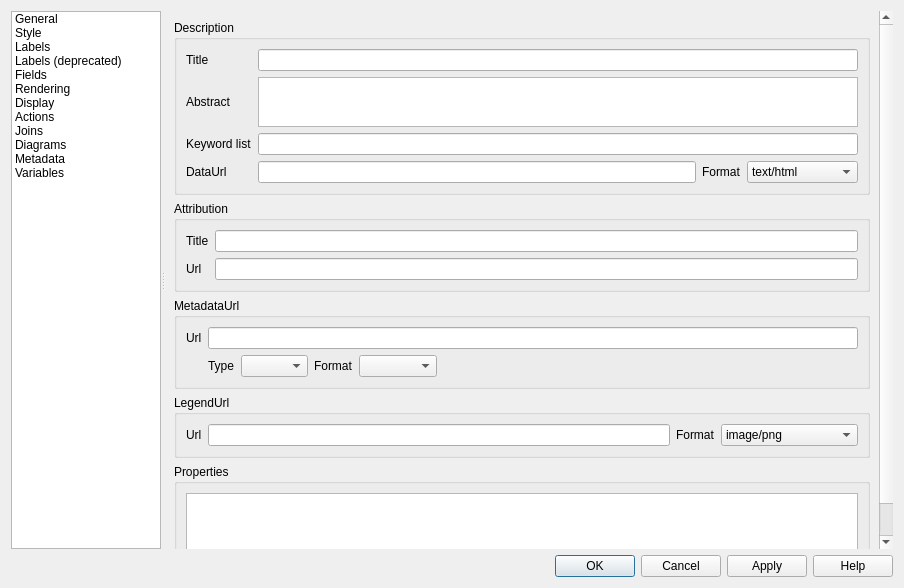
Before: the Qt Designer form src/ui/qgsvectorlayerpropertiesbase.ui in qgis/QGIS, drawn with Qt 5.
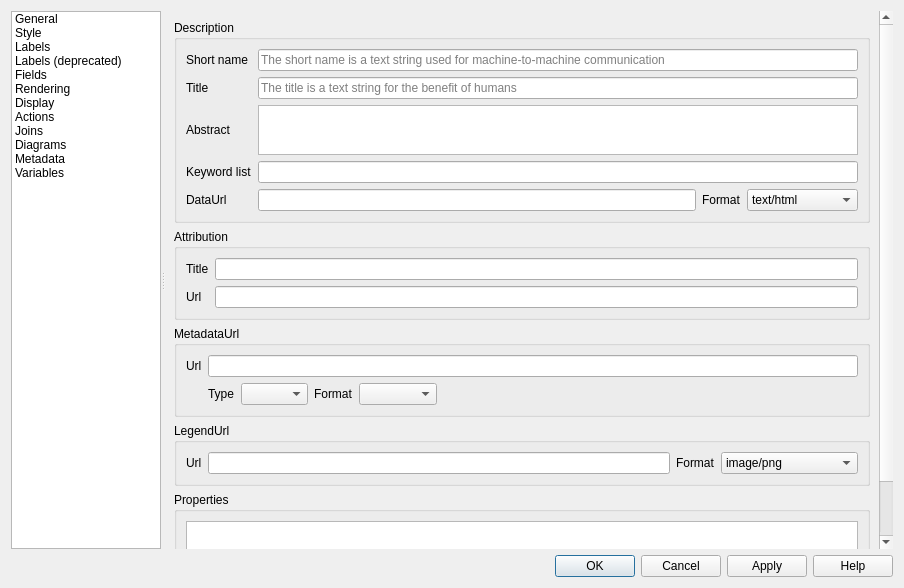
After: the same form once the commit is applied. The open tabs and pages were chosen to show the change. Icons and pictures are not drawn. Custom widgets are drawn as their Qt base class.

Commit message: [FEATURE][QGIS Server] Add short name to layers, groups and project

```diff
--- a/src/ui/qgsvectorlayerpropertiesbase.ui
+++ b/src/ui/qgsvectorlayerpropertiesbase.ui
@@ -1438,7 +1438,11 @@
                    </widget>
                   </item>
                   <item row="1" column="1">
-                   <widget class="QLineEdit" name="mLayerTitleLineEdit"/>
+                   <widget class="QLineEdit" name="mLayerTitleLineEdit">
+                    <property name="placeholderText">
+                     <string>The title is a text string for the benefit of humans</string>
+                    </property>
+                   </widget>
                   </item>
                   <item row="3" column="0">
                    <widget class="QLabel" name="mLayerAbstractLabel">
@@ -1513,6 +1517,26 @@
                     </item>
                    </layout>
                   </item>
+                  <item row="0" column="0">
+                   <widget class="QLabel" name="mLayerShortNameLabel">
+                    <property name="text">
+                     <string>Short name</string>
+                    </property>
+                   </widget>
+                  </item>
+                  <item row="0" column="1">
+                   <widget class="QLineEdit" name="mLayerShortNameLineEdit">
+                    <property name="inputMask">
+                     <string/>
+                    </property>
+                    <property name="text">
+                     <string/>
+                    </property>
+                    <property name="placeholderText">
+                     <string>The short name is a text string used for machine-to-machine communication</string>
+                    </property>
+                   </widget>
+                  </item>
                  </layout>
                 </widget>
                </item>
```
The commit also changes 26 other files.
